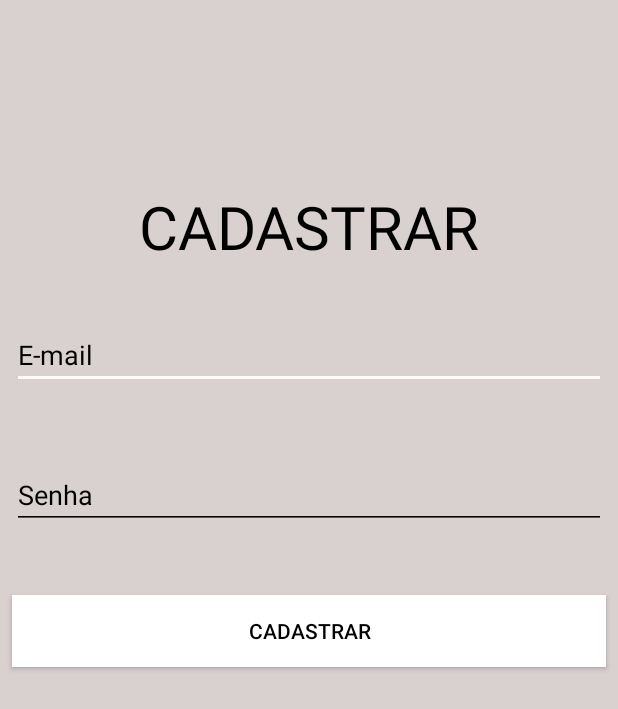
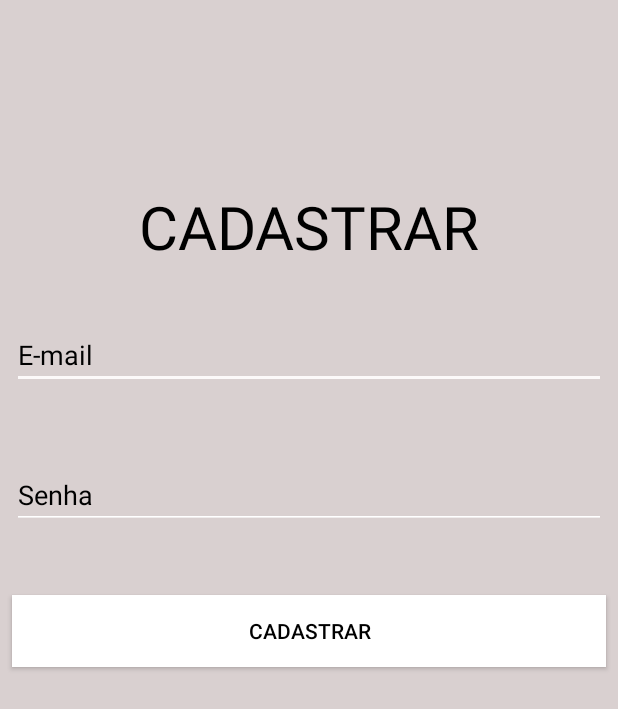
Before and after one commit to kevempedro/TesteCedro, an Android app: the TelaCadastro screen opened directly, with no data from a screen before it, on a phone screen of 412 x 824 dp. Shown: the top 709 px of the screen. Run offline under Robolectric (Android 15) with nearby library versions, the phone set to English and light mode, and no system bars; our stand-ins replace Firebase (no records; nobody signed in at launch, a user with empty details on screens opened directly).

Commit message:
Alteração da cor de settings para branco.

```diff
--- a/app/src/main/res/values/styles.xml
+++ b/app/src/main/res/values/styles.xml
@@ -6,7 +6,7 @@
         <item name="colorPrimaryDark">@color/colorPrimaryDark</item>
         <item name="colorAccent">@color/colorAccent</item>
         <item name="android:windowBackground">@android:color/white</item>
-        <item name="android:textColorSecondary">@android:color/black</item>
+        <item name="android:textColorSecondary">@android:color/white</item>
     </style>
 
     <style name="AppTheme.NoActionBar">
```
